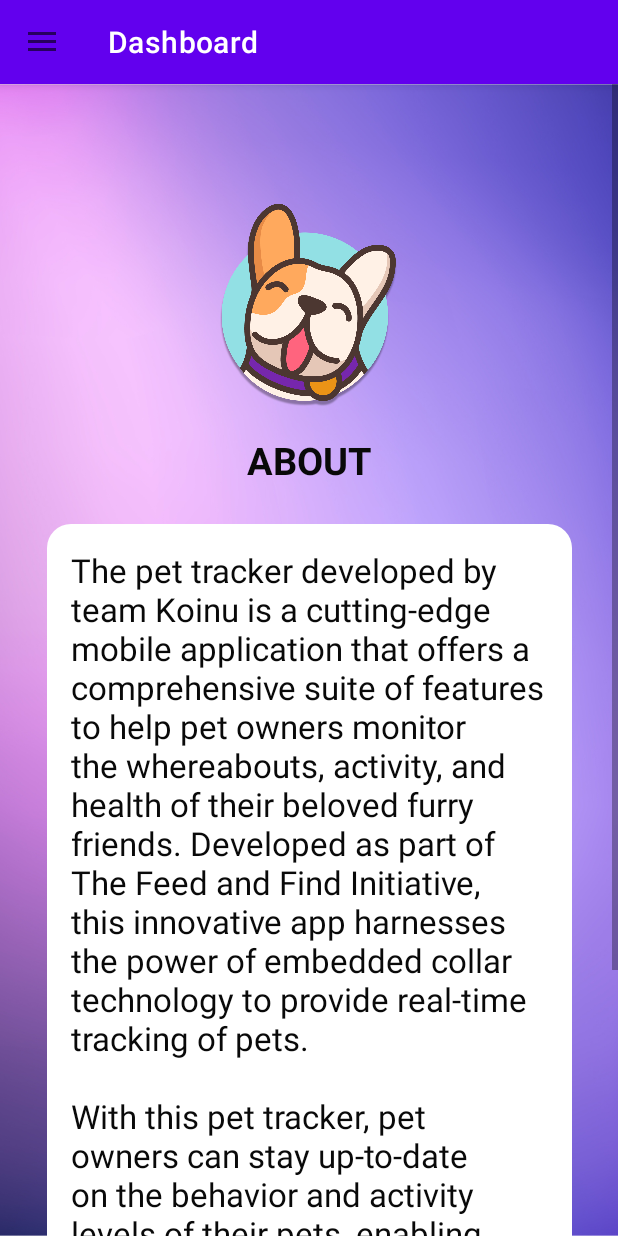
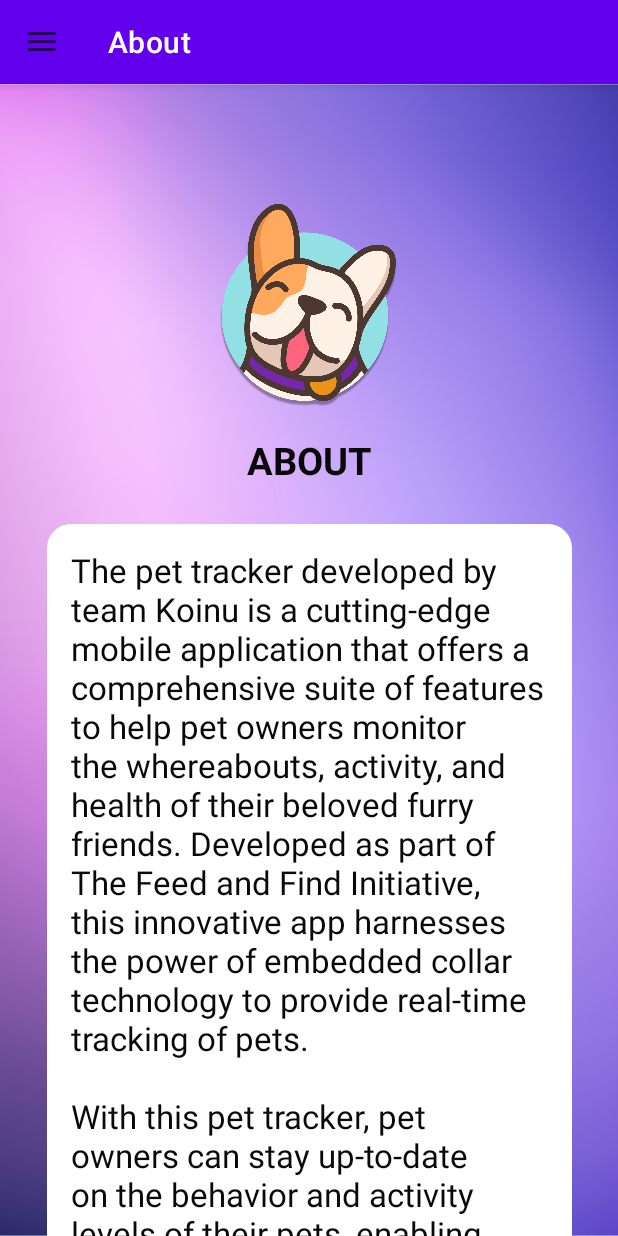
Before and after one commit to renzewithane/TFFI-Finder, an Android app: the About screen opened directly, with no data from a screen before it, in the side drawer, after a tap on "About", on a phone screen of 412 x 824 dp. Run offline under Robolectric (Android 15) with nearby library versions, the phone set to English and light mode, and no system bars; Roboto replaces fonts that are not available here; 1 statement that could not run was skipped.

Commit message:
Minor Fixes in App Headers

```diff
--- a/app/src/main/java/com/example/tffifinder/About.java
+++ b/app/src/main/java/com/example/tffifinder/About.java
@@ -14,6 +14,6 @@ public class About extends DrawerNav {
         activityAboutBinding = ActivityAboutBinding.inflate(getLayoutInflater());
         setContentView(activityAboutBinding.getRoot());
 
-        allocateActivityTitle("Dashboard");
+        allocateActivityTitle("About");
     }
 }
--- a/app/src/main/java/com/example/tffifinder/DrawerNav.java
+++ b/app/src/main/java/com/example/tffifinder/DrawerNav.java
@@ -49,16 +49,17 @@ public class DrawerNav extends AppCompatActivity implements NavigationView.OnNav
 
             case R.id.nav_credits:
                 startActivity(new Intent(DrawerNav.this, Credits.class));
-                overridePendingTransition(0,0);
+
                 break;
 
             case R.id.nav_about:
-                startActivity(new Intent(DrawerNav.this, About.class));
-                overridePendingTransition(0,0);
+//                startActivity(new Intent(DrawerNav.this, About.class));
+                Toast.makeText(DrawerNav.this, "About", Toast.LENGTH_SHORT).show();
+
                 break;
 
             case R.id.nav_statistics:
-                Toast.makeText(DrawerNav.this, "Trash", Toast.LENGTH_SHORT).show();
+                Toast.makeText(DrawerNav.this, "Statistics", Toast.LENGTH_SHORT).show();
                 break;
 
             case R.id.nav_settings:
--- a/app/src/main/res/menu/menu.xml
+++ b/app/src/main/res/menu/menu.xml
@@ -4,22 +4,18 @@
     tools:showIn="navigation_view">
 
     <group android:checkableBehavior="single">
-
         <item
             android:id="@+id/nav_dashboard"
             android:icon="@drawable/ic_dashboard"
             android:title="@string/strDashboard"/>
-
         <item
             android:id="@+id/nav_credits"
             android:icon="@drawable/ic_credits"
             android:title="@string/strCredits"/>
-
         <item
             android:id="@+id/nav_about"
             android:icon="@drawable/ic_about"
             android:title="@string/strAbout"/>
-
         <item
             android:id="@+id/nav_statistics"
             android:icon="@drawable/ic_statistics"
```
